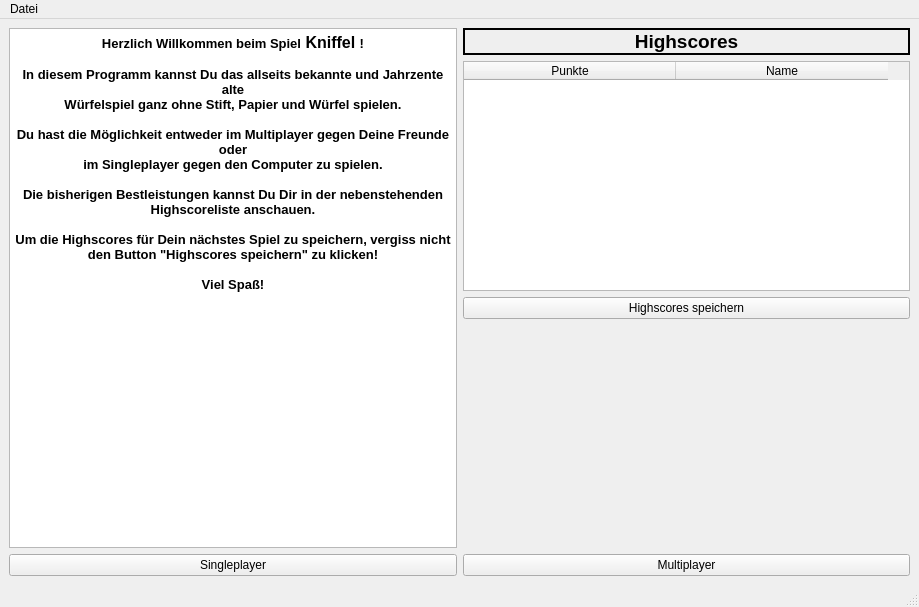
Qt form mainwindow.ui (michelfiedler/Kniffel.mrai) before a commit.
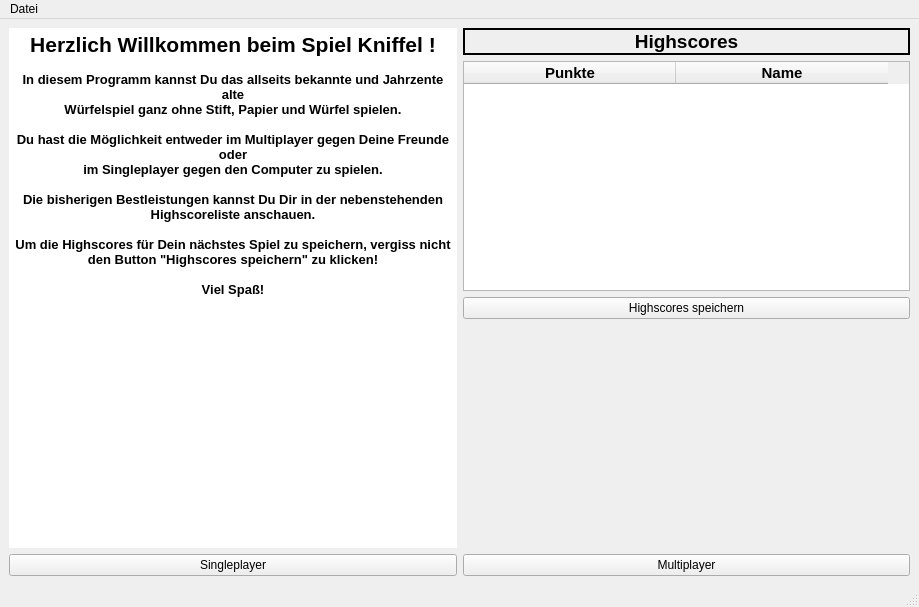
The same form after that commit.

Commit message: Stylistische Änderungen GUI

The edit to the form file:
```diff
--- a/mainwindow.ui
+++ b/mainwindow.ui
@@ -17,12 +17,15 @@
    <layout class="QGridLayout" name="gridLayout">
     <item row="0" column="0" rowspan="4">
      <widget class="QTextBrowser" name="tBwelcomeText">
+      <property name="frameShape">
+       <enum>QFrame::NoFrame</enum>
+      </property>
       <property name="html">
        <string>&lt;!DOCTYPE HTML PUBLIC &quot;-//W3C//DTD HTML 4.0//EN&quot; &quot;http://www.w3.org/TR/REC-html40/strict.dtd&quot;&gt;
 &lt;html&gt;&lt;head&gt;&lt;meta name=&quot;qrichtext&quot; content=&quot;1&quot; /&gt;&lt;style type=&quot;text/css&quot;&gt;
 p, li { white-space: pre-wrap; }
 &lt;/style&gt;&lt;/head&gt;&lt;body style=&quot; font-family:'MS Shell Dlg 2'; font-size:8.25pt; font-weight:400; font-style:normal;&quot;&gt;
-&lt;p align=&quot;center&quot; style=&quot; margin-top:0px; margin-bottom:0px; margin-left:0px; margin-right:0px; -qt-block-indent:0; text-indent:0px;&quot;&gt;&lt;span style=&quot; font-size:10pt; font-weight:600;&quot;&gt;Herzlich Willkommen beim Spiel&lt;/span&gt;&lt;span style=&quot; font-size:12pt; font-weight:600;&quot;&gt; Kniffel &lt;/span&gt;&lt;span style=&quot; font-size:10pt; font-weight:600;&quot;&gt;!&lt;/span&gt;&lt;/p&gt;
+&lt;p align=&quot;center&quot; style=&quot; margin-top:0px; margin-bottom:0px; margin-left:0px; margin-right:0px; -qt-block-indent:0; text-indent:0px;&quot;&gt;&lt;span style=&quot; font-size:16pt; font-weight:600;&quot;&gt;Herzlich Willkommen beim Spiel Kniffel !&lt;/span&gt;&lt;/p&gt;
 &lt;p align=&quot;center&quot; style=&quot;-qt-paragraph-type:empty; margin-top:0px; margin-bottom:0px; margin-left:0px; margin-right:0px; -qt-block-indent:0; text-indent:0px; font-size:10pt; font-weight:600;&quot;&gt;&lt;br /&gt;&lt;/p&gt;
 &lt;p align=&quot;center&quot; style=&quot; margin-top:0px; margin-bottom:0px; margin-left:0px; margin-right:0px; -qt-block-indent:0; text-indent:0px;&quot;&gt;&lt;span style=&quot; font-size:10pt; font-weight:600;&quot;&gt;In diesem Programm kannst Du das allseits bekannte und Jahrzente alte&lt;/span&gt;&lt;/p&gt;
 &lt;p align=&quot;center&quot; style=&quot; margin-top:0px; margin-bottom:0px; margin-left:0px; margin-right:0px; -qt-block-indent:0; text-indent:0px;&quot;&gt;&lt;span style=&quot; font-size:10pt; font-weight:600;&quot;&gt;Würfelspiel ganz ohne Stift, Papier und Würfel spielen.&lt;/span&gt;&lt;/p&gt;
@@ -82,11 +85,39 @@
        <property name="text">
         <string>Punkte</string>
        </property>
+       <property name="font">
+        <font>
+         <pointsize>11</pointsize>
+         <weight>75</weight>
+         <bold>true</bold>
+        </font>
+       </property>
+       <property name="background">
+        <color>
+         <red>163</red>
+         <green>163</green>
+         <blue>163</blue>
+        </color>
+       </property>
       </column>
       <column>
        <property name="text">
         <string>Name</string>
        </property>
+       <property name="font">
+        <font>
+         <pointsize>11</pointsize>
+         <weight>75</weight>
+         <bold>true</bold>
+        </font>
+       </property>
+       <property name="background">
+        <color>
+         <red>163</red>
+         <green>163</green>
+         <blue>163</blue>
+        </color>
+       </property>
       </column>
      </widget>
     </item>
```
Left out of the diff: 3 changed lines with no effect on the pictures. The commit also changes 2 other files.
